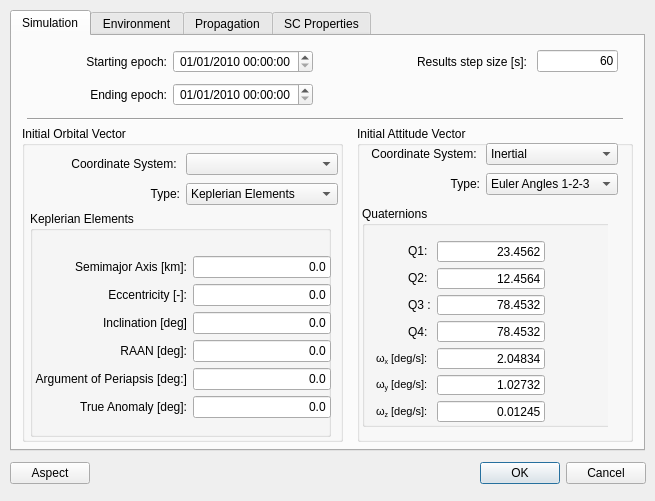
Old version of the form sta-src/Loitering/loitering.ui in the repository Dwarf-Planet-Project/SpaceDesignTool.
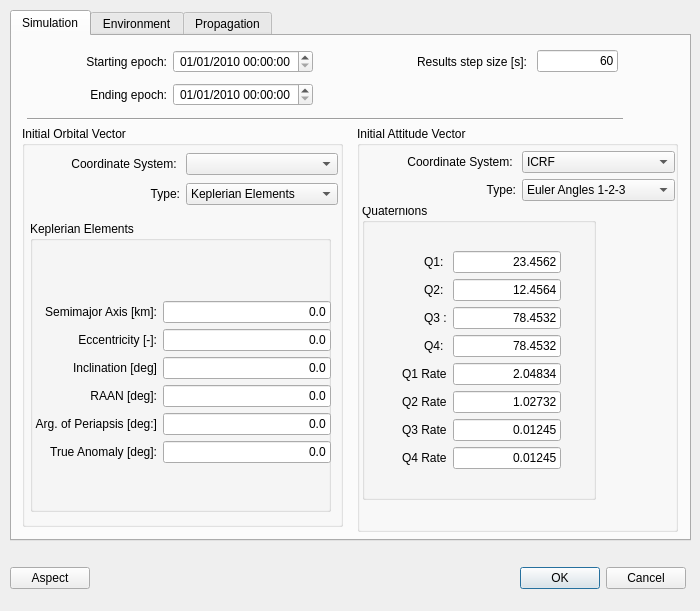
New version of the form. The open tabs and pages were chosen to show the change. Icons and pictures are not drawn.

Commit message: On behalf of Catarina, uploading ATTITUDE files and the corresponding LOITERING updates for attitude

Patch:
```diff
--- a/sta-src/Loitering/loitering.ui
+++ b/sta-src/Loitering/loitering.ui
@@ -7,22 +7,10 @@
    <rect>
     <x>0</x>
     <y>0</y>
-    <width>655</width>
-    <height>501</height>
+    <width>700</width>
+    <height>611</height>
    </rect>
   </property>
-  <property name="minimumSize">
-   <size>
-    <width>655</width>
-    <height>501</height>
-   </size>
-  </property>
-  <property name="maximumSize">
-   <size>
-    <width>655</width>
-    <height>501</height>
-   </size>
-  </property>
   <property name="windowTitle">
    <string>Loitering</string>
   </property>
@@ -38,8 +26,8 @@
     <rect>
      <x>10</x>
      <y>10</y>
-     <width>635</width>
-     <height>441</height>
+     <width>681</width>
+     <height>531</height>
     </rect>
    </property>
    <property name="currentIndex">
@@ -133,7 +121,7 @@
        <x>10</x>
        <y>90</y>
        <width>321</width>
-       <height>316</height>
+       <height>401</height>
       </rect>
      </property>
      <property name="title">
@@ -143,9 +131,9 @@
       <property name="geometry">
        <rect>
         <x>5</x>
-        <y>85</y>
+        <y>95</y>
         <width>311</width>
-        <height>226</height>
+        <height>296</height>
        </rect>
       </property>
       <property name="frameShape">
@@ -167,7 +155,7 @@
           <x>3</x>
           <y>0</y>
           <width>301</width>
-          <height>226</height>
+          <height>291</height>
          </rect>
         </property>
         <property name="toolTip">
@@ -190,7 +178,7 @@
            <x>5</x>
            <y>30</y>
            <width>296</width>
-           <height>191</height>
+           <height>261</height>
           </rect>
          </property>
          <layout class="QFormLayout" name="formLayout_3">
@@ -243,7 +231,7 @@
           <item row="4" column="0">
            <widget class="QLabel" name="omega_3">
             <property name="text">
-             <string>Argument of Periapsis [deg:]</string>
+             <string>Arg. of Periapsis [deg:]</string>
             </property>
             <property name="alignment">
              <set>Qt::AlignRight|Qt::AlignTrailing|Qt::AlignVCenter</set>
@@ -731,8 +719,8 @@
       <rect>
        <x>345</x>
        <y>90</y>
-       <width>276</width>
-       <height>316</height>
+       <width>321</width>
+       <height>406</height>
       </rect>
      </property>
      <property name="toolTip">
@@ -741,15 +729,77 @@
      <property name="title">
       <string>Initial Attitude Vector</string>
      </property>
+     <widget class="QWidget" name="gridLayoutWidget_3">
+      <property name="geometry">
+       <rect>
+        <x>5</x>
+        <y>25</y>
+        <width>313</width>
+        <height>371</height>
+       </rect>
+      </property>
+      <layout class="QGridLayout" name="gridLayout_3">
+       <item row="0" column="0">
+        <layout class="QVBoxLayout" name="verticalLayout_4">
+         <item>
+          <layout class="QGridLayout" name="gridLayout_7">
+           <item row="1" column="0">
+            <widget class="QLabel" name="InitialStateTypeLabel_2">
+             <property name="text">
+              <string>Type:</string>
+             </property>
+             <property name="alignment">
+              <set>Qt::AlignRight|Qt::AlignTrailing|Qt::AlignVCenter</set>
+             </property>
+            </widget>
+           </item>
+           <item row="0" column="1">
+            <widget class="QComboBox" name="CoordSystemAttitudeComboBox">
+             <item>
+              <property name="text">
+               <string>ICRF</string>
+              </property>
+             </item>
+            </widget>
+           </item>
+           <item row="1" column="1">
+            <widget class="QComboBox" name="AttitudeTypeComboBox">
+             <item>
+              <property name="text">
+               <string>Euler Angles 1-2-3</string>
+              </property>
+             </item>
+             <item>
+              <property name="text">
+               <string>Euler Angles 3-2-1</string>
+              </property>
+             </item>
+             <item>
+              <property name="text">
+               <string>Euler Angles 3-1-3</string>
+              </property>
+             </item>
+             <item>
+              <property name="text">
+               <string>Quaternions JPL</string>
+              </property>
+             </item>
+            </widget>
+           </item>
+           <item row="0" column="0">
+            <widget class="QLabel" name="CoordSystlabel_2">
+             <property name="text">
+              <string>Coordinate System: </string>
+             </property>
+             <property name="alignment">
+              <set>Qt::AlignRight|Qt::AlignTrailing|Qt::AlignVCenter</set>
+             </property>
+            </widget>
+           </item>
+          </layout>
+         </item>
+         <item>
      <widget class="QStackedWidget" name="stackedWidget_2">
-      <property name="geometry">
-       <rect>
-        <x>5</x>
-        <y>80</y>
-        <width>246</width>
-        <height>226</height>
-       </rect>
-      </property>
       <property name="frameShape">
        <enum>QFrame::NoFrame</enum>
       </property>
@@ -1283,9 +1333,9 @@
         <property name="geometry">
          <rect>
           <x>0</x>
-          <y>0</y>
-          <width>251</width>
-          <height>221</height>
+               <y>-4</y>
+               <width>234</width>
+               <height>297</height>
          </rect>
         </property>
         <property name="title">
@@ -1294,16 +1344,9 @@
         <property name="flat">
          <bool>true</bool>
         </property>
-        <widget class="QWidget" name="formLayoutWidget_7">
-         <property name="geometry">
-          <rect>
-           <x>0</x>
-           <y>35</y>
-           <width>191</width>
-           <height>181</height>
-          </rect>
-         </property>
-         <layout class="QFormLayout" name="formLayout_7">
+             <layout class="QGridLayout" name="gridLayout_8">
+              <item row="0" column="0">
+               <layout class="QFormLayout" name="formLayout_9">
           <property name="fieldGrowthPolicy">
            <enum>QFormLayout::FieldsStayAtSizeHint</enum>
           </property>
@@ -1314,7 +1357,7 @@
            <set>Qt::AlignCenter</set>
           </property>
           <item row="0" column="0">
-           <widget class="QLabel" name="alpha_4">
+                 <widget class="QLabel" name="q1_3">
             <property name="text">
              <string>Q1: </string>
             </property>
@@ -1324,7 +1367,7 @@
            </widget>
           </item>
           <item row="0" column="1">
-           <widget class="QLineEdit" name="quaternion1Edit">
+                 <widget class="QLineEdit" name="q1">
             <property name="text">
              <string>23.4562</string>
             </property>
@@ -1334,7 +1377,7 @@
            </widget>
           </item>
           <item row="1" column="0">
-           <widget class="QLabel" name="beta_4">
+                 <widget class="QLabel" name="q2_3">
             <property name="text">
              <string>Q2: </string>
             </property>
@@ -1344,7 +1387,7 @@
            </widget>
           </item>
           <item row="1" column="1">
-           <widget class="QLineEdit" name="quaternion2Edit">
+                 <widget class="QLineEdit" name="q2">
             <property name="text">
              <string>12.4564</string>
             </property>
@@ -1354,7 +1397,7 @@
            </widget>
           </item>
           <item row="2" column="0">
-           <widget class="QLabel" name="gamma_4">
+                 <widget class="QLabel" name="q3_3">
             <property name="text">
              <string>Q3 :</string>
             </property>
@@ -1364,7 +1407,7 @@
            </widget>
           </item>
           <item row="2" column="1">
-           <widget class="QLineEdit" name="quaternion3Edit">
+                 <widget class="QLineEdit" name="q3">
             <property name="text">
              <string>78.4532</string>
             </property>
@@ -1373,45 +1416,15 @@
             </property>
            </widget>
           </item>
-          <item row="4" column="1">
-           <widget class="QLineEdit" name="AngularVelocityXEdit_2">
-            <property name="text">
-             <string>2.04834</string>
-            </property>
-            <property name="alignment">
-             <set>Qt::AlignRight|Qt::AlignTrailing|Qt::AlignVCenter</set>
-            </property>
-           </widget>
-          </item>
-          <item row="5" column="1">
-           <widget class="QLineEdit" name="AngularVelocityYEdit_4">
-            <property name="text">
-             <string>1.02732</string>
-            </property>
-            <property name="alignment">
-             <set>Qt::AlignRight|Qt::AlignTrailing|Qt::AlignVCenter</set>
-            </property>
-           </widget>
-          </item>
-          <item row="6" column="1">
-           <widget class="QLineEdit" name="AngularVelocityZEdit_3">
-            <property name="text">
-             <string>0.01245</string>
-            </property>
-            <property name="alignment">
-             <set>Qt::AlignRight|Qt::AlignTrailing|Qt::AlignVCenter</set>
-            </property>
-           </widget>
-          </item>
           <item row="3" column="0">
-           <widget class="QLabel" name="label_3">
+                 <widget class="QLabel" name="q4_3">
             <property name="text">
              <string>Q4: </string>
             </property>
            </widget>
           </item>
           <item row="3" column="1">
-           <widget class="QLineEdit" name="quaternion4Edit">
+                 <widget class="QLineEdit" name="q4">
             <property name="text">
              <string>78.4532</string>
             </property>
@@ -1421,114 +1434,81 @@
            </widget>
           </item>
           <item row="4" column="0">
-           <widget class="QLabel" name="omegax_4">
+                 <widget class="QLabel" name="q1Dot_3">
             <property name="text">
-             <string>&lt;!DOCTYPE HTML PUBLIC &quot;-//W3C//DTD HTML 4.0//EN&quot; &quot;http://www.w3.org/TR/REC-html40/strict.dtd&quot;&gt;
-&lt;html&gt;&lt;head&gt;&lt;meta name=&quot;qrichtext&quot; content=&quot;1&quot; /&gt;&lt;style type=&quot;text/css&quot;&gt;
-p, li { white-space: pre-wrap; }
-&lt;/style&gt;&lt;/head&gt;&lt;body style=&quot; font-family:'MS Shell Dlg 2'; font-size:8.25pt; font-weight:400; font-style:normal;&quot;&gt;
-&lt;p style=&quot; margin-top:0px; margin-bottom:0px; margin-left:0px; margin-right:0px; -qt-block-indent:0; text-indent:0px;&quot;&gt;ω&lt;span style=&quot; font-size:8pt; vertical-align:sub;&quot;&gt;x&lt;/span&gt; [deg/s]: &lt;/p&gt;&lt;/body&gt;&lt;/html&gt;</string>
-            </property>
-            <property name="textFormat">
-             <enum>Qt::RichText</enum>
+                   <string>Q1 Rate</string>
+                  </property>
+                 </widget>
+                </item>
+                <item row="4" column="1">
+                 <widget class="QLineEdit" name="q1dot">
+                  <property name="text">
+                   <string>2.04834</string>
+                  </property>
+                  <property name="alignment">
+                   <set>Qt::AlignRight|Qt::AlignTrailing|Qt::AlignVCenter</set>
             </property>
            </widget>
           </item>
           <item row="5" column="0">
-           <widget class="QLabel" name="omegax_6">
+                 <widget class="QLabel" name="q2Dot_3">
             <property name="text">
-             <string>&lt;!DOCTYPE HTML PUBLIC &quot;-//W3C//DTD HTML 4.0//EN&quot; &quot;http://www.w3.org/TR/REC-html40/strict.dtd&quot;&gt;
-&lt;html&gt;&lt;head&gt;&lt;meta name=&quot;qrichtext&quot; content=&quot;1&quot; /&gt;&lt;style type=&quot;text/css&quot;&gt;
-p, li { white-space: pre-wrap; }
-&lt;/style&gt;&lt;/head&gt;&lt;body style=&quot; font-family:'MS Shell Dlg 2'; font-size:8.25pt; font-weight:400; font-style:normal;&quot;&gt;
-&lt;p style=&quot; margin-top:0px; margin-bottom:0px; margin-left:0px; margin-right:0px; -qt-block-indent:0; text-indent:0px;&quot;&gt;&lt;span style=&quot; font-size:8pt;&quot;&gt;ω&lt;/span&gt;&lt;span style=&quot; font-size:8pt; vertical-align:sub;&quot;&gt;y&lt;/span&gt;&lt;span style=&quot; font-size:8pt;&quot;&gt; [deg/s]: &lt;/span&gt;&lt;/p&gt;&lt;/body&gt;&lt;/html&gt;</string>
-            </property>
-            <property name="textFormat">
-             <enum>Qt::RichText</enum>
+                   <string>Q2 Rate</string>
+                  </property>
+                 </widget>
+                </item>
+                <item row="5" column="1">
+                 <widget class="QLineEdit" name="q2dot">
+                  <property name="text">
+                   <string>1.02732</string>
+                  </property>
+                  <property name="alignment">
+                   <set>Qt::AlignRight|Qt::AlignTrailing|Qt::AlignVCenter</set>
             </property>
            </widget>
           </item>
           <item row="6" column="0">
-           <widget class="QLabel" name="omegax_8">
+                 <widget class="QLabel" name="q3Dot_3">
             <property name="text">
-             <string>&lt;!DOCTYPE HTML PUBLIC &quot;-//W3C//DTD HTML 4.0//EN&quot; &quot;http://www.w3.org/TR/REC-html40/strict.dtd&quot;&gt;
-&lt;html&gt;&lt;head&gt;&lt;meta name=&quot;qrichtext&quot; content=&quot;1&quot; /&gt;&lt;style type=&quot;text/css&quot;&gt;
-p, li { white-space: pre-wrap; }
-&lt;/style&gt;&lt;/head&gt;&lt;body style=&quot; font-family:'MS Shell Dlg 2'; font-size:8.25pt; font-weight:400; font-style:normal;&quot;&gt;
-&lt;p style=&quot; margin-top:0px; margin-bottom:0px; margin-left:0px; margin-right:0px; -qt-block-indent:0; text-indent:0px;&quot;&gt;&lt;span style=&quot; font-size:8pt;&quot;&gt;ω&lt;/span&gt;&lt;span style=&quot; font-size:8pt; vertical-align:sub;&quot;&gt;z&lt;/span&gt;&lt;span style=&quot; font-size:8pt;&quot;&gt; [deg/s]: &lt;/span&gt;&lt;/p&gt;&lt;/body&gt;&lt;/html&gt;</string>
-            </property>
-            <property name="textFormat">
-             <enum>Qt::RichText</enum>
-            </property>
-           </widget>
-          </item>
-         </layout>
-        </widget>
-       </widget>
-      </widget>
-     </widget>
-     <widget class="QWidget" name="gridLayoutWidget_3">
-      <property name="geometry">
-       <rect>
-        <x>10</x>
-        <y>15</y>
-        <width>251</width>
-        <height>56</height>
-       </rect>
-      </property>
-      <layout class="QGridLayout" name="gridLayout_3">
-       <item row="0" column="0">
-        <widget class="QLabel" name="CoordSystlabel_2">
+                   <string>Q3 Rate</string>
+                  </property>
+                 </widget>
+                </item>
+                <item row="6" column="1">
+                 <widget class="QLineEdit" name="q3dot">
          <property name="text">
-          <string>Coordinate System: </string>
+                   <string>0.01245</string>
          </property>
          <property name="alignment">
           <set>Qt::AlignRight|Qt::AlignTrailing|Qt::AlignVCenter</set>
          </property>
         </widget>
        </item>
-       <item row="1" column="0">
-        <widget class="QLabel" name="InitialStateTypeLabel_2">
+                <item row="7" column="0">
+                 <widget class="QLabel" name="q4Dot_3">
          <property name="text">
-          <string>Type:</string>
-         </property>
-         <property name="alignment">
-          <set>Qt::AlignRight|Qt::AlignTrailing|Qt::AlignVCenter</set>
-         </property>
-        </widget>
-       </item>
-       <item row="0" column="1">
-        <widget class="QComboBox" name="comboBox_3">
-         <item>
+                   <string>Q4 Rate</string>
+                  </property>
+                 </widget>
+                </item>
+                <item row="7" column="1">
+                 <widget class="QLineEdit" name="q4dot">
           <property name="text">
-           <string>Inertial</string>
-          </property>
-         </item>
-        </widget>
-       </item>
-       <item row="1" column="1">
-        <widget class="QComboBox" name="comboBox_4">
-         <item>
-          <property name="text">
-           <string>Euler Angles 1-2-3</string>
-          </property>
-         </item>
-         <item>
-          <property name="text">
-           <string>Euler Angles 3-2-1</string>
-          </property>
-         </item>
-         <item>
-          <property name="text">
-           <string>Euler Angles 3-1-3</string>
-          </property>
-         </item>
-         <item>
-          <property name="text">
-           <string>Quaternions JPL</string>
-          </property>
-         </item>
-        </widget>
+                   <string>0.01245</string>
+                  </property>
+                  <property name="alignment">
+                   <set>Qt::AlignRight|Qt::AlignTrailing|Qt::AlignVCenter</set>
+                  </property>
+                 </widget>
+                </item>
+               </layout>
+              </item>
+             </layout>
+            </widget>
+           </widget>
+          </widget>
+         </item>
+        </layout>
        </item>
       </layout>
      </widget>
@@ -2384,213 +2364,13 @@
      </layout>
     </widget>
    </widget>
-   <widget class="QWidget" name="SCProperties">
-    <attribute name="title">
-     <string>SC Properties</string>
-    </attribute>
-    <widget class="QGroupBox" name="groupBox_4">
-     <property name="geometry">
-      <rect>
-       <x>10</x>
-       <y>10</y>
-       <width>611</width>
-       <height>161</height>
-      </rect>
-     </property>
-     <property name="title">
-      <string>Mass properties</string>
-     </property>
-     <widget class="QWidget" name="formLayoutWidget_8">
-      <property name="geometry">
-       <rect>
-        <x>10</x>
-        <y>25</y>
-        <width>421</width>
-        <height>126</height>
-       </rect>
-      </property>
-      <layout class="QFormLayout" name="formLayout_8">
-       <property name="fieldGrowthPolicy">
-        <enum>QFormLayout::AllNonFixedFieldsGrow</enum>
-       </property>
-       <property name="horizontalSpacing">
-        <number>10</number>
-       </property>
-       <property name="verticalSpacing">
-        <number>14</number>
-       </property>
-       <item row="0" column="0">
-        <widget class="QLabel" name="label_4">
-         <property name="text">
-          <string>Mass</string>
-         </property>
-        </widget>
-       </item>
-       <item row="0" column="1">
-        <layout class="QHBoxLayout" name="horizontalLayout_6">
-         <property name="spacing">
-          <number>12</number>
-         </property>
-         <item>
-          <widget class="QLineEdit" name="lineEdit"/>
-         </item>
-         <item>
-          <widget class="QLabel" name="inertiaMatLabel">
-           <property name="text">
-            <string>&lt;!DOCTYPE HTML PUBLIC &quot;-//W3C//DTD HTML 4.0//EN&quot; &quot;http://www.w3.org/TR/REC-html40/strict.dtd&quot;&gt;
-&lt;html&gt;&lt;head&gt;&lt;meta name=&quot;qrichtext&quot; content=&quot;1&quot; /&gt;&lt;style type=&quot;text/css&quot;&gt;
-p, li { white-space: pre-wrap; }
-&lt;/style&gt;&lt;/head&gt;&lt;body style=&quot; font-family:'MS Shell Dlg 2'; font-size:8.25pt; font-weight:400; font-style:normal;&quot;&gt;
-&lt;p style=&quot; margin-top:0px; margin-bottom:0px; margin-left:0px; margin-right:0px; -qt-block-indent:0; text-indent:0px;&quot;&gt;&lt;span style=&quot; font-family:'Ubuntu'; font-size:11pt;&quot;&gt;kg      &lt;/span&gt;&lt;/p&gt;&lt;/body&gt;&lt;/html&gt;</string>
-           </property>
-           <property name="alignment">
-            <set>Qt::AlignRight|Qt::AlignTrailing|Qt::AlignVCenter</set>
-           </property>
-          </widget>
-         </item>
-        </layout>
-       </item>
-       <item row="1" column="0">
-        <widget class="QLabel" name="label_5">
-         <property name="text">
-          <string>Inertia Matrix</string>
-         </property>
-        </widget>
-       </item>
-       <item row="1" column="1">
-        <layout class="QGridLayout" name="gridLayout_5">
-         <property name="horizontalSpacing">
-          <number>12</number>
-         </property>
-         <item row="0" column="0">
-          <widget class="QLineEdit" name="lineEdit_2"/>
-         </item>
-         <item row="1" column="0">
-          <widget class="QLineEdit" name="lineEdit_3"/>
-         </item>
-         <item row="2" column="0">
-          <widget class="QLineEdit" name="lineEdit_7"/>
-         </item>
-         <item row="0" column="1">
-          <widget class="QLineEdit" name="lineEdit_8"/>
-         </item>
-         <item row="1" column="1">
-          <widget class="QLineEdit" name="lineEdit_9"/>
-         </item>
-         <item row="2" column="1">
-          <widget class="QLineEdit" name="lineEdit_10"/>
-         </item>
-         <item row="0" column="2">
-          <widget class="QLineEdit" name="lineEdit_11"/>
-         </item>
-         <item row="1" column="2">
-          <widget class="QLineEdit" name="lineEdit_13"/>
-         </item>
-         <item row="2" column="2">
-          <widget class="QLineEdit" name="lineEdit_12"/>
-         </item>
-         <item row="0" column="3">
-          <widget class="QLabel" name="inertiaMatLabel_3">
-           <property name="text">
-            <string>&lt;!DOCTYPE HTML PUBLIC &quot;-//W3C//DTD HTML 4.0//EN&quot; &quot;http://www.w3.org/TR/REC-html40/strict.dtd&quot;&gt;
-&lt;html&gt;&lt;head&gt;&lt;meta name=&quot;qrichtext&quot; content=&quot;1&quot; /&gt;&lt;style type=&quot;text/css&quot;&gt;
-p, li { white-space: pre-wrap; }
-&lt;/style&gt;&lt;/head&gt;&lt;body style=&quot; font-family:'MS Shell Dlg 2'; font-size:8.25pt; font-weight:400; font-style:normal;&quot;&gt;
-&lt;p style=&quot; margin-top:0px; margin-bottom:0px; margin-left:0px; margin-right:0px; -qt-block-indent:0; text-indent:0px;&quot;&gt;&lt;span style=&quot; font-family:'Ubuntu'; font-size:11pt;&quot;&gt;kg &lt;/span&gt;&lt;span style=&quot; font-family:'Ubuntu'; font-size:11pt; vertical-align:super;&quot;&gt;.&lt;/span&gt;&lt;span style=&quot; font-family:'Ubuntu'; font-size:11pt;&quot;&gt; m&lt;/span&gt;&lt;span style=&quot; font-family:'Ubuntu'; font-size:11pt; vertical-align:super;&quot;&gt;2&lt;/span&gt;&lt;/p&gt;&lt;/body&gt;&lt;/html&gt;</string>
-           </property>
-           <property name="alignment">
-            <set>Qt::AlignRight|Qt::AlignTrailing|Qt::AlignVCenter</set>
-           </property>
-          </widget>
-         </item>
-        </layout>
-       </item>
-      </layout>
-     </widget>
-    </widget>
-    <widget class="QGroupBox" name="groupBox_10">
-     <property name="geometry">
-      <rect>
-       <x>10</x>
-       <y>180</y>
-       <width>611</width>
-       <height>71</height>
-      </rect>
-     </property>
-     <property name="title">
-      <string>Geometric properties</string>
-     </property>
-     <widget class="QLineEdit" name="lineEdit_5">
-      <property name="geometry">
-       <rect>
-        <x>95</x>
-        <y>100</y>
-        <width>36</width>
-        <height>20</height>
-       </rect>
-      </property>
-     </widget>
-     <widget class="QLineEdit" name="lineEdit_6">
-      <property name="geometry">
-       <rect>
-        <x>140</x>
-        <y>100</y>
-        <width>41</width>
-        <height>20</height>
-       </rect>
-      </property>
-     </widget>
-     <widget class="QWidget" name="gridLayoutWidget_5">
-      <property name="geometry">
-       <rect>
-        <x>14</x>
-        <y>25</y>
-        <width>391</width>
-        <height>36</height>
-       </rect>
-      </property>
-      <layout class="QGridLayout" name="gridLayout_6">
-       <property name="horizontalSpacing">
-        <number>14</number>
-       </property>
-       <property name="verticalSpacing">
-        <number>6</number>
-       </property>
-       <item row="0" column="1">
-        <widget class="QLineEdit" name="lineEdit_4"/>
-       </item>
-       <item row="0" column="0">
-        <widget class="QLabel" name="label_2">
-         <property name="text">
-          <string>Wet area     </string>
-         </property>
-        </widget>
-       </item>
-       <item row="0" column="2">
-        <widget class="QLabel" name="inertiaMatLabel_4">
-         <property name="text">
-          <string>&lt;!DOCTYPE HTML PUBLIC &quot;-//W3C//DTD HTML 4.0//EN&quot; &quot;http://www.w3.org/TR/REC-html40/strict.dtd&quot;&gt;
-&lt;html&gt;&lt;head&gt;&lt;meta name=&quot;qrichtext&quot; content=&quot;1&quot; /&gt;&lt;style type=&quot;text/css&quot;&gt;
-p, li { white-space: pre-wrap; }
-&lt;/style&gt;&lt;/head&gt;&lt;body style=&quot; font-family:'MS Shell Dlg 2'; font-size:8.25pt; font-weight:400; font-style:normal;&quot;&gt;
-&lt;p style=&quot; margin-top:0px; margin-bottom:0px; margin-left:0px; margin-right:0px; -qt-block-indent:0; text-indent:0px;&quot;&gt;&lt;span style=&quot; font-family:'Ubuntu'; font-size:11pt;&quot;&gt;m&lt;/span&gt;&lt;span style=&quot; font-family:'Ubuntu'; font-size:11pt; vertical-align:super;&quot;&gt;2&lt;/span&gt;&lt;/p&gt;&lt;/body&gt;&lt;/html&gt;</string>
-         </property>
-         <property name="alignment">
-          <set>Qt::AlignRight|Qt::AlignTrailing|Qt::AlignVCenter</set>
-         </property>
-        </widget>
-       </item>
-      </layout>
-     </widget>
-    </widget>
-   </widget>
   </widget>
   <widget class="QWidget" name="horizontalLayoutWidget_2">
    <property name="geometry">
     <rect>
      <x>10</x>
-     <y>455</y>
-     <width>636</width>
+     <y>560</y>
+     <width>676</width>
      <height>36</height>
     </rect>
    </property>
```
Left out of the diff: 145 changed lines with no effect on the pictures. Lines whose indentation alone changed are shown as unchanged. The commit also changes 11 other files.
